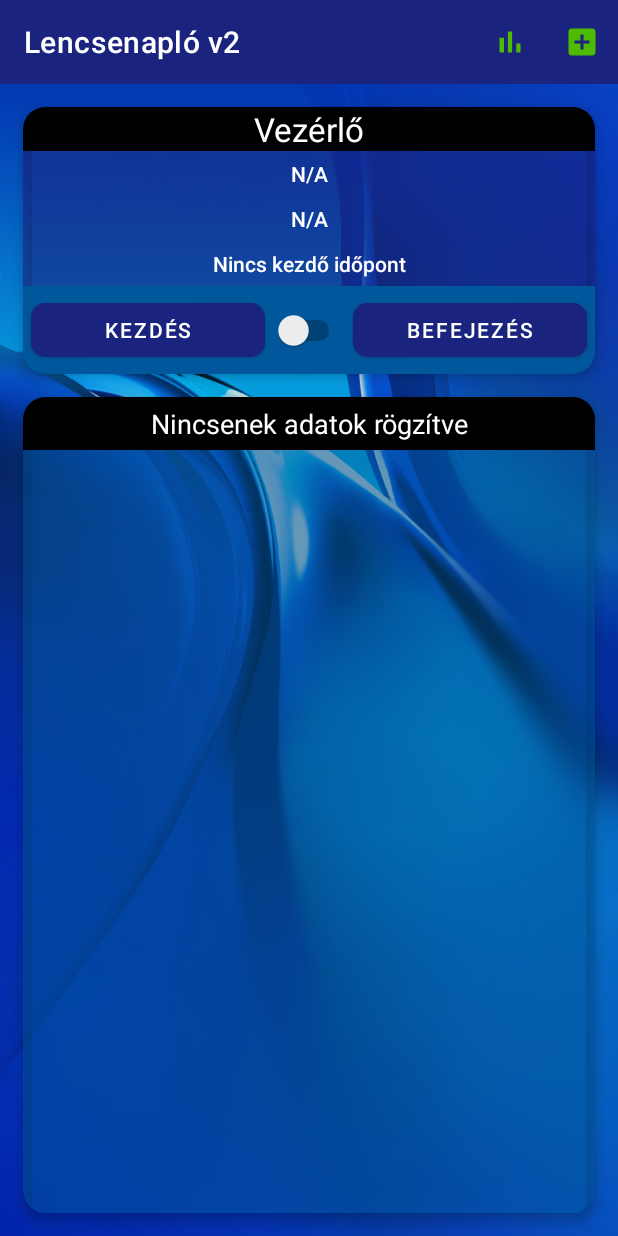
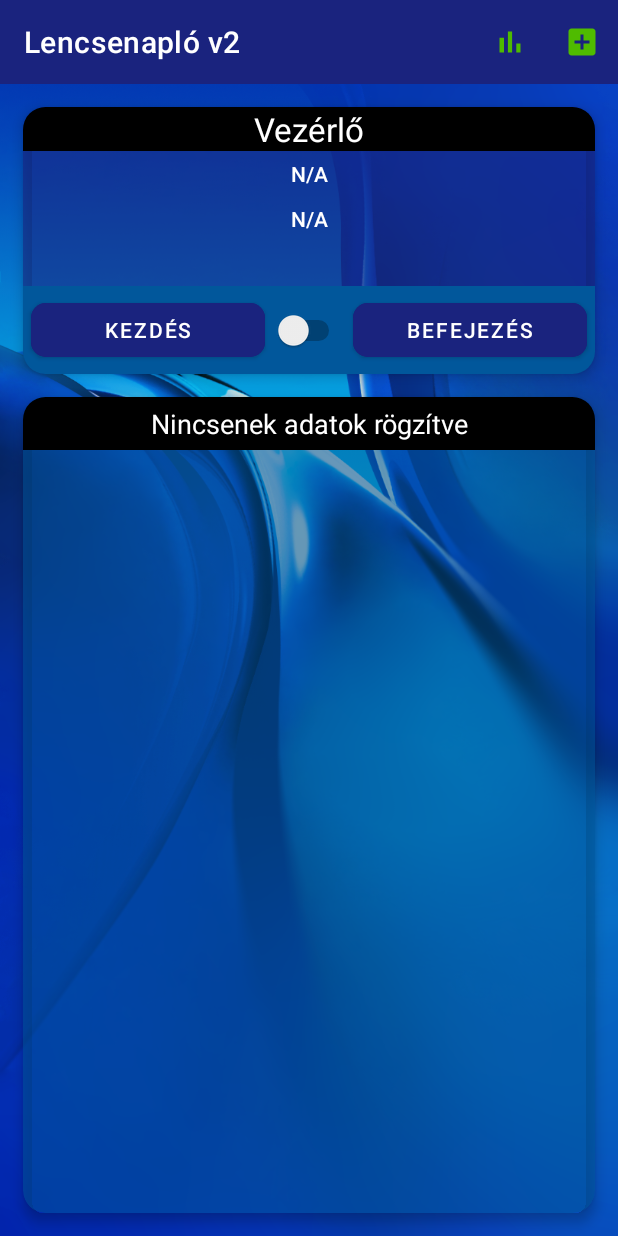
Before and after one commit to norbo112/lencsenaplov2, an Android app: the screen it shows after launch (MainActivity), on a phone screen of 412 x 824 dp. Run offline under Robolectric (Android 15) with nearby library versions, the phone set to English and light mode, and no system bars; our stand-ins replace Dagger/Hilt's generated code, Room's generated code, data binding.

```diff
--- a/frontend/app/src/main/java/com/norbo/project/lencsenaplov2/di/FirstModule.java
+++ b/frontend/app/src/main/java/com/norbo/project/lencsenaplov2/di/FirstModule.java
@@ -3,9 +3,11 @@ package com.norbo.project.lencsenaplov2.di;
 import android.content.Context;
 
 import androidx.room.Room;
+import androidx.viewpager2.widget.ViewPager2;
 
 import com.norbo.project.lencsenaplov2.data.api.LencseRepository;
 import com.norbo.project.lencsenaplov2.data.repositories.LocalDatabaseLencseRepository;
+import com.norbo.project.lencsenaplov2.ui.utilts.DataUtils;
 import com.norbo.project.lencsenaplov2.ui.utilts.LencseAdatToltoController;
 import com.norbo.project.lencsenaplov2.db.LencseDatabase;
 import com.norbo.project.lencsenaplov2.ui.LencseViewModel;
@@ -60,6 +62,12 @@ public class FirstModule {
 
     @Singleton
     @Provides
+    DataUtils provideDataUtils() {
+        return new DataUtils();
+    }
+
+    @Singleton
+    @Provides
     Context getContext() {
         return context;
     }
--- a/frontend/app/src/main/res/layout/activity_main.xml
+++ b/frontend/app/src/main/res/layout/activity_main.xml
@@ -17,11 +17,13 @@
             name="action"
             type="com.norbo.project.lencsenaplov2.ui.utilts.actions.MainAction" />
 
+        <variable
+            name="dataUtils"
+            type="com.norbo.project.lencsenaplov2.ui.utilts.DataUtils" />
+
         <import type="com.norbo.project.lencsenaplov2.data.model.Lencse" />
 
         <import type="com.norbo.project.lencsenaplov2.ui.utilts.FormatUtils" />
-
-        <import type="com.norbo.project.lencsenaplov2.ui.utilts.DataUtils" />
     </data>
 
     <androidx.coordinatorlayout.widget.CoordinatorLayout
@@ -109,7 +111,7 @@
                             android:layout_width="match_parent"
                             android:layout_height="wrap_content"
                             android:layout_margin="5dp"
-                            android:text="@{DataUtils.elapsedTime(lencseadat.betetelIdopont, elapsedtime)}"
+                            android:text="@{dataUtils.elapsedTime(lencseadat.betetelIdopont, elapsedtime)}"
                             android:textAlignment="center"
                             android:textAppearance="@style/TextAppearance.AppCompat.Body2"
                             android:textColor="#FFFFFF" />
```
Also changed, not shown: frontend/app/src/main/java/com/norbo/project/lencsenaplov2/ui/ReportActivity.java (+7 -4 lines), frontend/app/src/main/java/com/norbo/project/lencsenaplov2/ui/utilts/DataUtils.java (+11 -3 lines), frontend/app/src/main/res/layout/lencse_list_item.xml (+6 -3 lines), 1 other file.
